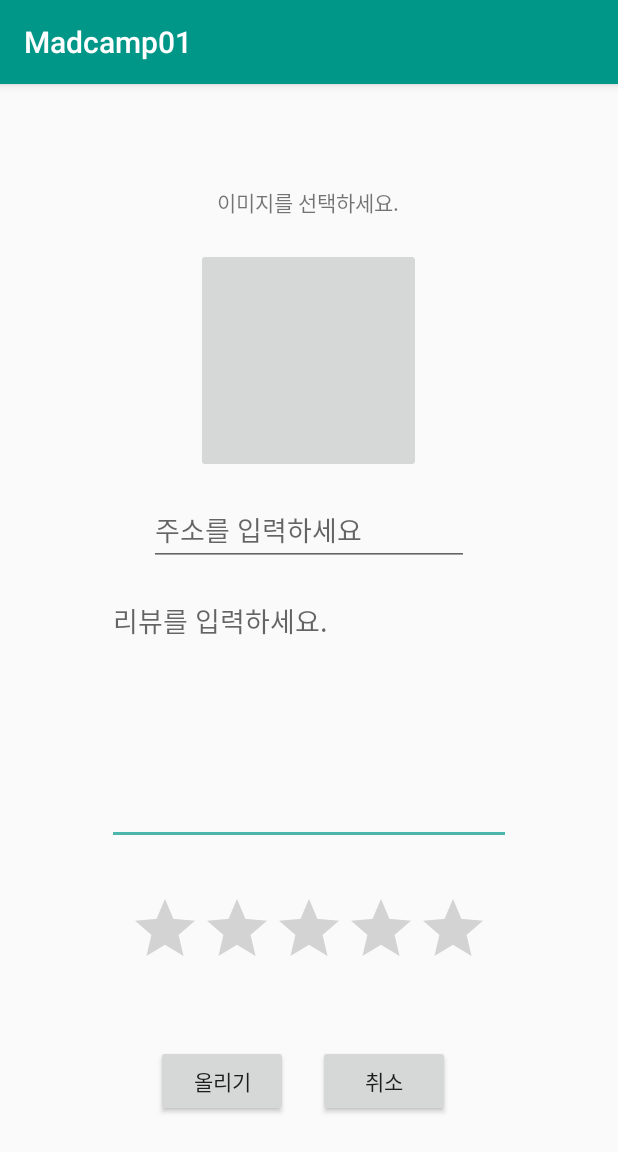
After one commit to madcamp01/madcamp, an Android app built with Jetpack Compose: the AddReviewActivity screen opened directly, with no data from a screen before it, on a phone screen of 412 x 824 dp. The commit adds this screen. Shown: the top 1152 px of the screen. Run offline under Robolectric (Android 15) with nearby library versions, the phone set to English and light mode, and no system bars.

Commit message:
feat: addReviewActivity added

```diff
--- a/app/build.gradle.kts
+++ b/app/build.gradle.kts
@@ -82,5 +82,6 @@ dependencies {
     debugImplementation(libs.androidx.ui.test.manifest)
     implementation(libs.fragment.ktx)
     kapt(libs.androidx.room.compiler)
+    implementation ("com.kakao.sdk:v2-navi:2.20.1")
 
 }
--- a/app/src/main/AndroidManifest.xml
+++ b/app/src/main/AndroidManifest.xml
@@ -14,6 +14,9 @@
         android:supportsRtl="true"
         android:theme="@style/Theme.Madcamp01.AppCompat"
         tools:targetApi="31">
+        <activity
+            android:name=".AddReviewActivity"
+            android:exported="false" />
         <activity
             android:name=".second.FullScreenImageActivity"
             android:exported="false" />
--- a/app/src/main/java/com/example/madcamp01/DB/AppDatabase.kt
+++ b/app/src/main/java/com/example/madcamp01/DB/AppDatabase.kt
@@ -9,14 +9,17 @@ import com.example.madcamp01.DB.Entities.Contact
 import com.example.madcamp01.DB.Entities.Image
 import com.example.madcamp01.DB.Entities.Review
 import com.example.madcamp01.DB.DAO.ContactDao
+import com.example.madcamp01.DB.DAO.PlaceDao
 import com.example.madcamp01.DB.DAO.ReviewDao
+import com.example.madcamp01.DB.Entities.Place
 
-@Database(entities = [Contact::class, Image::class, Review::class], version = 2) // 버전 증가
+@Database(entities = [Contact::class, Image::class, Review::class, Place::class], version = 2) // 버전 증가
 @TypeConverters(Converters::class)
 abstract class AppDatabase : RoomDatabase() {
     abstract fun contactDao(): ContactDao
     abstract fun imageDao(): ImageDao
     abstract fun reviewDao(): ReviewDao
+    abstract fun placeDao(): PlaceDao
 
     companion object {
         @Volatile
--- a/app/src/main/java/com/example/madcamp01/DB/DAO/PlaceDao.kt
+++ b/app/src/main/java/com/example/madcamp01/DB/DAO/PlaceDao.kt
@@ -6,10 +6,13 @@ import com.example.madcamp01.DB.Entities.Place
 @Dao
 interface PlaceDao {
     @Insert
-    suspend fun insertPlace(place: Place)
+    suspend fun insertPlace(place: Place):Long
 
     @Query("SELECT * FROM Place WHERE placeId = :placeId")
     suspend fun getPlaceById(placeId: Int): Place?
+
+    @Query("SELECT * FROM Place WHERE placeName = :placeName")
+    suspend fun getPlaceByName(placeName: String):Place?
 
     @Update
     suspend fun updatePlace(place: Place)
--- /dev/null
+++ b/app/src/main/java/com/example/madcamp01/first/AddReviewActivity.kt
@@ -0,0 +1,135 @@
+package com.example.madcamp01
+
+import android.net.Uri
+import android.os.Bundle
+import android.widget.*
+import androidx.activity.result.contract.ActivityResultContracts
+import androidx.appcompat.app.AppCompatActivity
+import com.example.madcamp01.DB.AppDatabase
+import com.example.madcamp01.DB.Entities.Image
+import com.example.madcamp01.DB.Entities.Place
+import com.example.madcamp01.DB.Entities.Review
+import kotlinx.coroutines.CoroutineScope
+import kotlinx.coroutines.Dispatchers
+import kotlinx.coroutines.launch
+import kotlinx.coroutines.withContext
+import java.text.SimpleDateFormat
+import java.util.*
+import kotlin.random.Random
+
+class AddReviewActivity : AppCompatActivity() {
+
+    private lateinit var editTextComment: EditText
+    private lateinit var editTextPlace: EditText
+    private lateinit var ratingBar: RatingBar
+    private lateinit var imageButton: ImageButton
+    private lateinit var reviewAddButton: Button
+    private lateinit var cancelButton: Button
+
+    private var selectedImageUri: Uri? = null
+
+    private val pickImage = registerForActivityResult(ActivityResultContracts.GetContent()) { uri: Uri? ->
+        uri?.let {
+            selectedImageUri = it
+            imageButton.setImageURI(it)
+        }
+    }
+
+    override fun onCreate(savedInstanceState: Bundle?) {
+        super.onCreate(savedInstanceState)
+        setContentView(R.layout.activity_add_review)
+
+        editTextComment = findViewById(R.id.editTextMemo)
+        editTextPlace = findViewById(R.id.editTextPlace)
+        ratingBar = findViewById(R.id.ratingBar)
+        imageButton = findViewById(R.id.imageButton)
+        reviewAddButton = findViewById(R.id.reviewAddButton)
+        cancelButton = findViewById(R.id.cancelButton)
+
+        imageButton.setOnClickListener {
+            pickImage.launch("image/*")
+        }
+
+        reviewAddButton.setOnClickListener {
+            saveReview()
+        }
+
+        cancelButton.setOnClickListener {
+            finish()
+        }
+    }
+
+    private fun saveReview() {
+        val comment = editTextComment.text.toString()
+        val rating = ratingBar.rating.toInt()
+        val placeName = editTextPlace.text.toString()
+        val currentDate = SimpleDateFormat("yyyy-MM-dd", Locale.getDefault()).format(Date())
+
+        if (comment.isBlank() || placeName.isBlank() || selectedImageUri == null) {
+            Toast.makeText(this, "모든 필드를 입력하세요", Toast.LENGTH_SHORT).show()
+            return
+        }
+
+        CoroutineScope(Dispatchers.IO).launch {
+            val database = AppDatabase.getInstance(applicationContext)
+            var placeId = getPlaceId(database, placeName)
+            if (placeId == null) {
+                placeId = insertPlace(database, placeName)
+            }
+
+            var imageId = getImageId(database, selectedImageUri!!)
+            if (imageId == null) {
+                imageId = insertImage(database, selectedImageUri!!)
+            }
+
+            val review = Review(
+                reviewId = 0,
+                placeId = placeId,
+                personId = 1, // Default personId
+                imageId = imageId,
+                rating = rating,
+                comment = comment,
+                date = currentDate
+            )
+            database.reviewDao().insertReview(review)
+
+            withContext(Dispatchers.Main) {
+                Toast.makeText(this@AddReviewActivity, "리뷰가 추가되었습니다", Toast.LENGTH_SHORT).show()
+                finish()
+            }
+        }
+    }
+
+    private suspend fun getPlaceId(database: AppDatabase, placeName: String): Int? {
+        return withContext(Dispatchers.IO) {
+            database.placeDao().getPlaceByName(placeName)?.placeId
+        }
+    }
+
+    private suspend fun insertPlace(database: AppDatabase, placeName: String): Int {
+        val placeLocation = generateRandomLocationInKorea()
+        val place = Place(0, placeName, placeLocation)
+        return withContext(Dispatchers.IO) {
+            database.placeDao().insertPlace(place).toInt()
+        }
+    }
+
+    private fun generateRandomLocationInKorea(): String {
+        val lat = 33.0 + Random.nextDouble(5.0) // 위도: 33.0 ~ 38.0
+        val lon = 125.0 + Random.nextDouble(8.0) // 경도: 125.0 ~ 132.0
+        return "$lat,$lon"
+    }
+
+    private suspend fun getImageId(database: AppDatabase, imageUri: Uri): Int? {
+        return withContext(Dispatchers.IO) {
+            database.imageDao().getImageByUri(imageUri.toString())?.imageId
+        }
+    }
+
+    private suspend fun insertImage(database: AppDatabase, imageUri: Uri): Int {
+        val image = Image(0, imageUri)
+        return withContext(Dispatchers.IO) {
+            database.imageDao().insertImage(image).toInt()
+        }
+    }
+}
--- a/app/src/main/java/com/example/madcamp01/first/ContactDetailActivity.kt
+++ b/app/src/main/java/com/example/madcamp01/first/ContactDetailActivity.kt
@@ -114,6 +114,11 @@ class ContactDetailActivity : AppCompatActivity() {
             deleteButton.visibility = View.GONE
         }
     }
+    override fun onBackPressed() {
+        setResult(RESULT_OK)
+        super.onBackPressed()
+    }
+
 
     private fun saveContact() {
         val updatedContact = contact.copy(
@@ -130,6 +135,7 @@ class ContactDetailActivity : AppCompatActivity() {
                 contact = updatedContact
                 toggleEditMode(false)
                 loadContact()
+                setResult(RESULT_OK)
             }
         }
     }
--- /dev/null
+++ b/app/src/main/res/layout/activity_add_review.xml
@@ -0,0 +1,92 @@
+<?xml version="1.0" encoding="utf-8"?>
+<androidx.constraintlayout.widget.ConstraintLayout xmlns:android="http://schemas.android.com/apk/res/android"
+    xmlns:app="http://schemas.android.com/apk/res-auto"
+    xmlns:tools="http://schemas.android.com/tools"
+    android:id="@+id/main"
+    android:layout_width="match_parent"
+    android:layout_height="match_parent"
+    tools:context=".AddReviewActivity">
+
+    <EditText
+        android:id="@+id/editTextMemo"
+        android:layout_width="269dp"
+        android:layout_height="173dp"
+        android:ems="10"
+        android:gravity="start|top"
+        android:hint="리뷰를 입력하세요."
+        android:inputType="textMultiLine"
+        app:layout_constraintBottom_toBottomOf="parent"
+        app:layout_constraintEnd_toEndOf="parent"
+        app:layout_constraintStart_toStartOf="parent"
+        app:layout_constraintTop_toTopOf="parent"
+        app:layout_constraintVertical_bias="0.562" />
+
+    <RatingBar
+        android:id="@+id/ratingBar"
+        android:layout_width="wrap_content"
+        android:layout_height="wrap_content"
+        app:layout_constraintBottom_toBottomOf="parent"
+        app:layout_constraintEnd_toEndOf="parent"
+        app:layout_constraintStart_toStartOf="parent"
+        app:layout_constraintTop_toBottomOf="@+id/editTextMemo"
+        app:layout_constraintVertical_bias="0.157" />
+
+    <ImageButton
+        android:id="@+id/imageButton"
+        android:layout_width="150dp"
+        android:layout_height="150dp"
+        android:layout_marginBottom="68dp"
+        app:layout_constraintBottom_toBottomOf="parent"
+        app:layout_constraintEnd_toEndOf="parent"
+        app:layout_constraintHorizontal_bias="0.498"
+        app:layout_constraintStart_toStartOf="parent"
+        app:layout_constraintTop_toTopOf="parent"
+        app:layout_constraintVertical_bias="0.199"
+        tools:srcCompat="@tools:sample/avatars" />
+
+    <TextView
+        android:id="@+id/textView"
+        android:layout_width="wrap_content"
+        android:layout_height="wrap_content"
+        android:text="이미지를 선택하세요."
+        app:layout_constraintBottom_toTopOf="@+id/imageButton"
+        app:layout_constraintEnd_toEndOf="parent"
+        app:layout_constraintHorizontal_bias="0.498"
+        app:layout_constraintStart_toStartOf="parent"
+        app:layout_constraintTop_toTopOf="parent"
+        app:layout_constraintVertical_bias="0.773" />
+
+    <Button
+        android:id="@+id/reviewAddButton"
+        android:layout_width="wrap_content"
+        android:layout_height="wrap_content"
+        android:layout_marginStart="104dp"
+        android:layout_marginTop="44dp"
+        android:text="올리기"
+        app:layout_constraintStart_toStartOf="parent"
+        app:layout_constraintTop_toBottomOf="@+id/ratingBar" />
+
+    <Button
+        android:id="@+id/cancelButton"
+        android:layout_width="wrap_content"
+        android:layout_height="wrap_content"
+        android:layout_marginTop="44dp"
+        android:text="취소"
+        app:layout_constraintEnd_toEndOf="parent"
+        app:layout_constraintHorizontal_bias="0.152"
+        app:layout_constraintStart_toEndOf="@+id/reviewAddButton"
+        app:layout_constraintTop_toBottomOf="@+id/ratingBar" />
+
+    <AutoCompleteTextView
+        android:id="@+id/editTextPlace"
+        android:layout_width="wrap_content"
+        android:layout_height="wrap_content"
+        android:layout_marginTop="1dp"
+        android:ems="10"
+        android:hint="주소를 입력하세요"
+        android:inputType="text"
+        app:layout_constraintBottom_toTopOf="@+id/editTextMemo"
+        app:layout_constraintEnd_toEndOf="parent"
+        app:layout_constraintStart_toStartOf="parent"
+        app:layout_constraintTop_toBottomOf="@+id/imageButton" />
+</androidx.constraintlayout.widget.ConstraintLayout>
```
Also changed, not shown: app/src/main/java/com/example/madcamp01/DB/DAO/ImageDao.kt (+1 -1 lines), app/src/main/java/com/example/madcamp01/first/ContactAdapter.kt (+6 -1 lines), app/src/main/java/com/example/madcamp01/first/FirstFragment.kt (+30 -24 lines), app/src/main/res/layout/fragment_first.xml (+24 -9 lines), settings.gradle.kts (+3 -7 lines).
